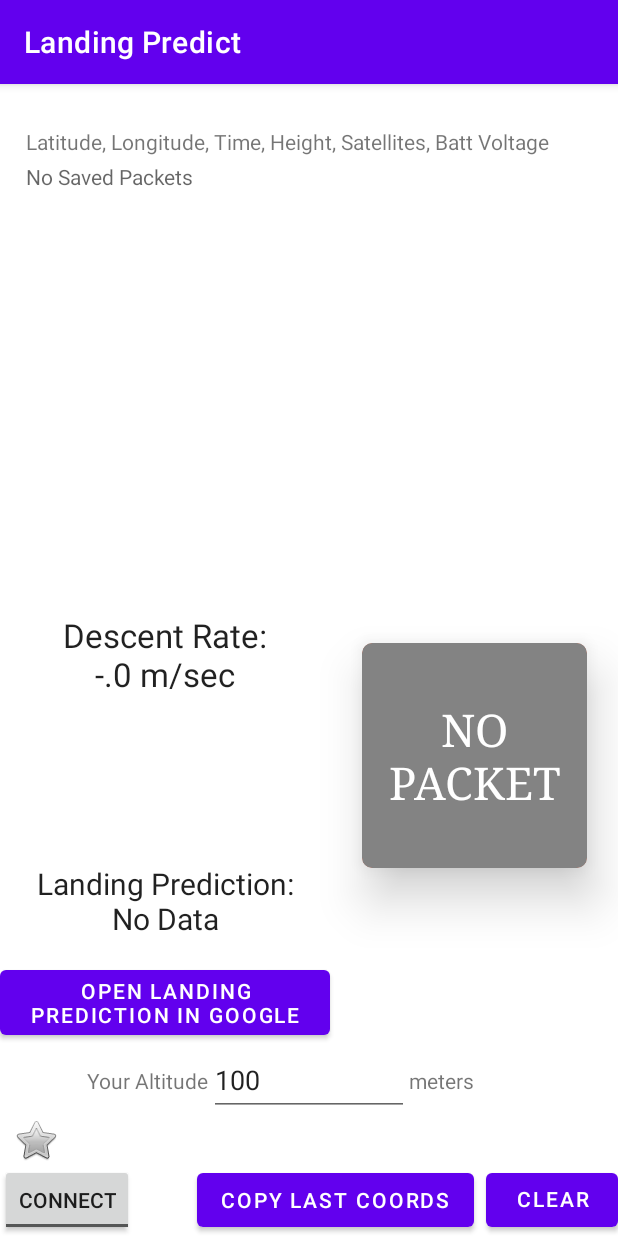
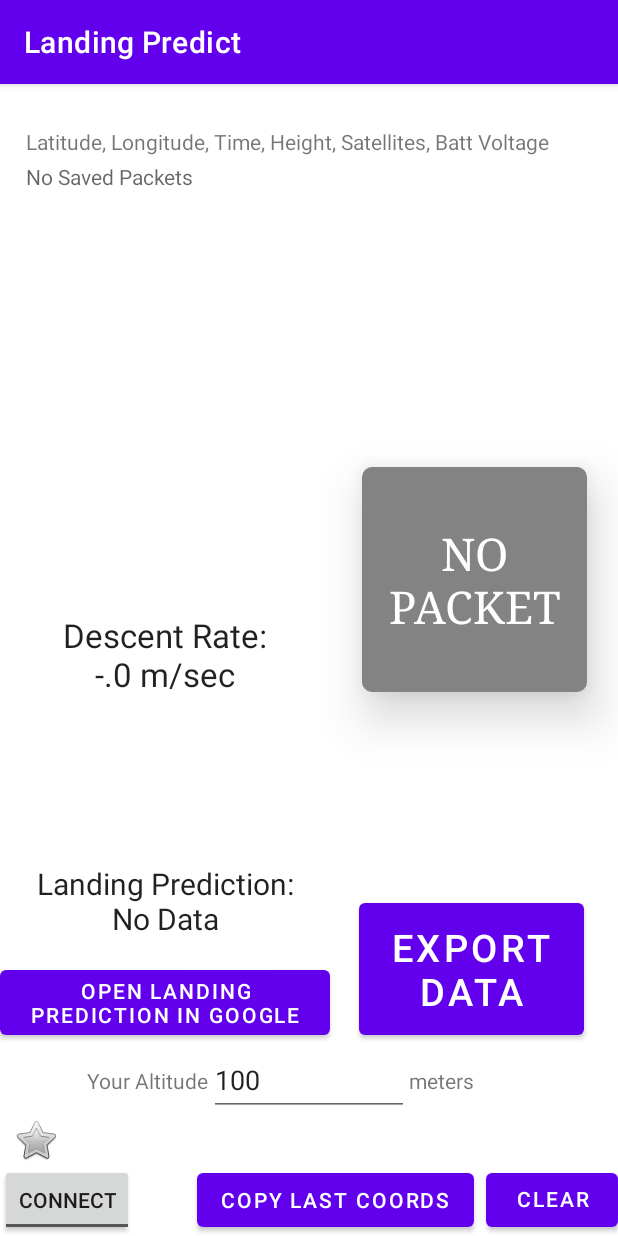
Before and after one commit to parchedpacha/LandingPredictApp, an Android app: the screen it shows after launch (MainActivity), on a phone screen of 412 x 824 dp. Run offline under Robolectric (Android 15) with nearby library versions, the phone set to English and light mode, and no system bars; libraries missing offline, so code that uses them is left out: com.hoho.android; 4 statements that could not run were skipped.

Commit message:
added full session data export. next up is making that persistent using a datastore + reset button

```diff
--- a/app/src/main/java/net/squishypigs/serialgpsrxv3/MainActivity.java
+++ b/app/src/main/java/net/squishypigs/serialgpsrxv3/MainActivity.java
@@ -50,6 +50,7 @@ public class MainActivity extends AppCompatActivity {
     public Predict predict;
     public UsbSerialPort port;
     public SerialInputOutputManager usbSIoManager;
+    public storeCSV exporter;
     public String landing_prediction = "42.561996,-83.162815",TAG = "Main Activity";
     int LOCATION_REQUEST_CODE = 10001;
     FusedLocationProviderClient fusedLocationProviderClient;
@@ -128,9 +129,11 @@ public class MainActivity extends AppCompatActivity {
             }
         };
         handler.postDelayed(r, 0);
-
+        exporter = new storeCSV(this);
     }
-
+    public void store_data_callback(View app) {
+        exporter.public_export( predict.get_export_packets());
+    }
     private void indicate_packet_quality (int packet_quality){
         //0 = none, 1 = bad, 2 = good
         //Log.i("packet_quality",String.valueOf(packet_quality));
--- a/app/src/main/res/layout/activity_main.xml
+++ b/app/src/main/res/layout/activity_main.xml
@@ -208,13 +208,14 @@
         app:layout_constraintStart_toStartOf="@+id/scrollView2" />
 
     <androidx.cardview.widget.CardView
+        android:id="@+id/cardView"
         android:layout_width="wrap_content"
         android:layout_height="wrap_content"
         android:padding="10dp"
         app:cardBackgroundColor="#FF5733"
         app:cardCornerRadius="7dp"
         app:cardElevation="20dp"
-        app:layout_constraintBottom_toTopOf="@+id/user_altitude_edit_text"
+
         app:layout_constraintEnd_toEndOf="parent"
         app:layout_constraintStart_toEndOf="@+id/button"
         app:layout_constraintTop_toBottomOf="@+id/scrollView2">
@@ -222,15 +223,27 @@
 
         <TextView
             android:id="@+id/Packet_quality_indicator"
-            android:fontFamily="serif"
             android:layout_width="150dp"
             android:layout_height="150dp"
             android:layout_marginEnd="0dp"
             android:background="#FF5733"
+            android:fontFamily="serif"
             android:gravity="center"
             android:text="@string/bootupText"
             android:textColor="#FFFFFF"
-            android:textSize="30sp"/>
+            android:textSize="30sp" />
 
     </androidx.cardview.widget.CardView>
+
+    <Button
+        android:id="@+id/exportButton"
+        android:layout_width="150dp"
+        android:layout_height="100dp"
+        android:layout_marginEnd="2dp"
+        android:onClick="store_data_callback"
+        android:text="EXPORT DATA"
+        android:textSize="25sp"
+        app:layout_constraintBottom_toBottomOf="@+id/button"
+        app:layout_constraintEnd_toEndOf="@+id/cardView" />
+
 </androidx.constraintlayout.widget.ConstraintLayout>
```
Also changed, not shown: app/src/main/java/net/squishypigs/serialgpsrxv3/Predict.java (+8 -6 lines), app/src/main/java/net/squishypigs/serialgpsrxv3/storeCSV.java (added, +45 -0 lines).
